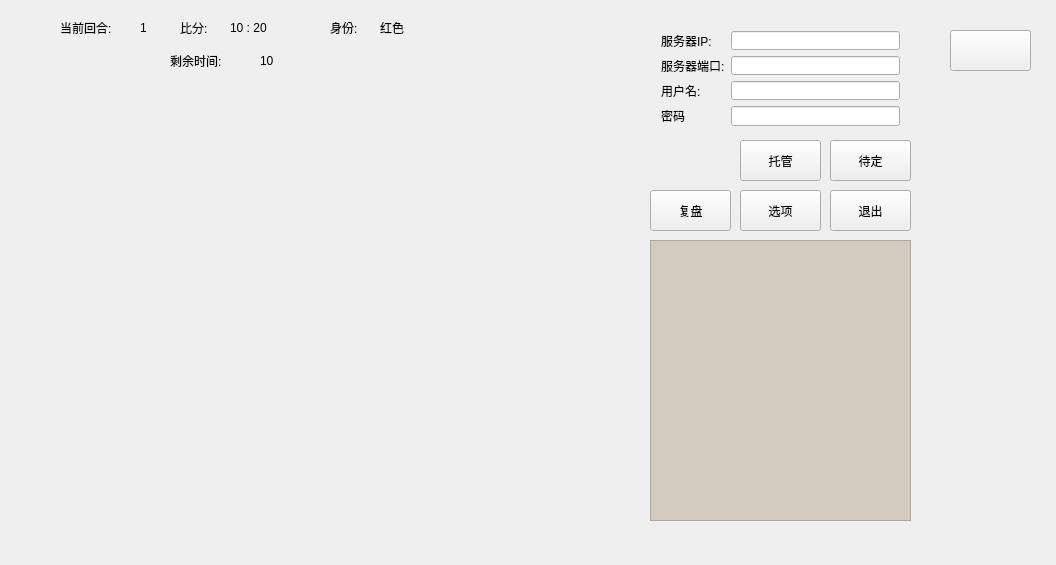
First picture: the form in UNChineseChessGame-Client-qt/MainWindow.ui, repository luyiming/UNChineseChessGame, before the edit.
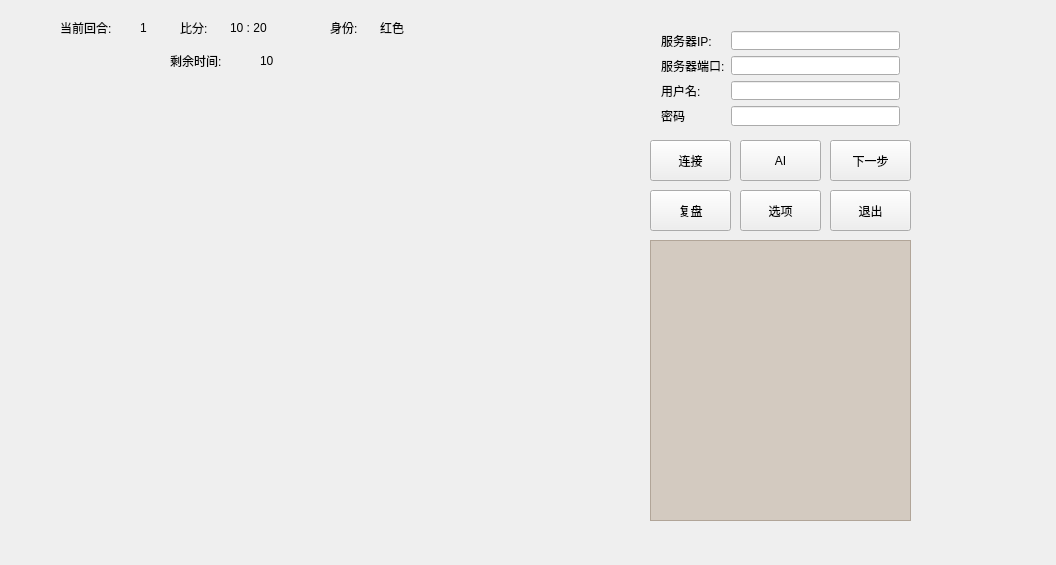
Second picture: the form after the edit.

Patch:
```diff
--- a/UNChineseChessGame-Client-qt/MainWindow.ui
+++ b/UNChineseChessGame-Client-qt/MainWindow.ui
@@ -115,14 +115,14 @@
    <widget class="QPushButton" name="connectButton">
     <property name="geometry">
      <rect>
-      <x>950</x>
-      <y>30</y>
+      <x>650</x>
+      <y>140</y>
       <width>81</width>
       <height>41</height>
      </rect>
     </property>
     <property name="text">
-     <string/>
+     <string>连接</string>
     </property>
    </widget>
    <widget class="QPushButton" name="nextButton">
@@ -135,7 +135,7 @@
      </rect>
     </property>
     <property name="text">
-     <string>待定</string>
+     <string>下一步</string>
     </property>
    </widget>
    <widget class="QPushButton" name="quitButton">
@@ -239,7 +239,7 @@
      </rect>
     </property>
     <property name="text">
-     <string>托管</string>
+     <string>AI</string>
     </property>
    </widget>
    <widget class="QPushButton" name="reviewButton">
```
Left out of the diff: 4 changed lines with no effect on the pictures.
